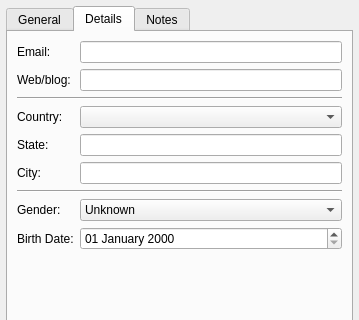
Old version of the form wengophone/src/presentation/qt/profile/ProfileDetails.ui in the repository tkrotoff/WengoPhone; both pictures show x 0 to 359 and y 0 to 320 of the 359 by 480 pixel window.
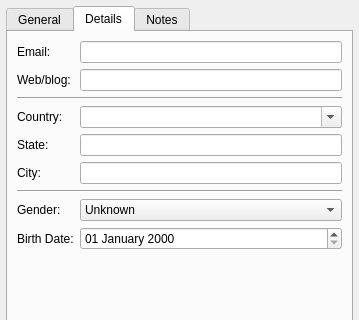
New version of the form. The open tabs and pages were chosen to show the change. Icons and pictures are not drawn.

```diff
--- a/wengophone/src/presentation/qt/profile/ProfileDetails.ui
+++ b/wengophone/src/presentation/qt/profile/ProfileDetails.ui
@@ -416,7 +416,11 @@
         </widget>
        </item>
        <item row="3" column="1" >
-        <widget class="QComboBox" name="countryComboBox" />
+        <widget class="QComboBox" name="countryComboBox" >
+         <property name="editable" >
+          <bool>true</bool>
+         </property>
+        </widget>
        </item>
       </layout>
      </widget>
```
